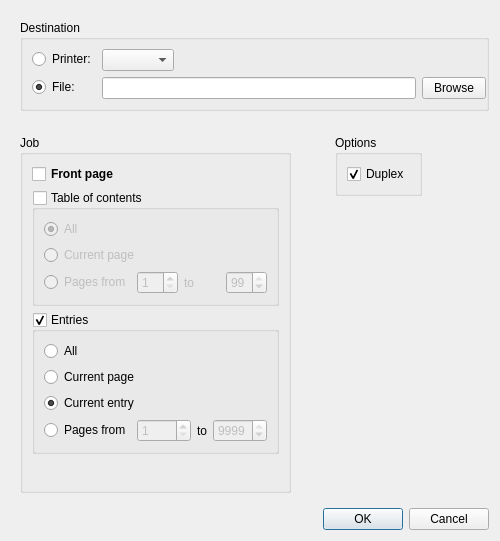
The window that src/Dialogs/PrintDialog.ui (wagenadl/notedeln) describes before a commit, drawn with Qt 5.
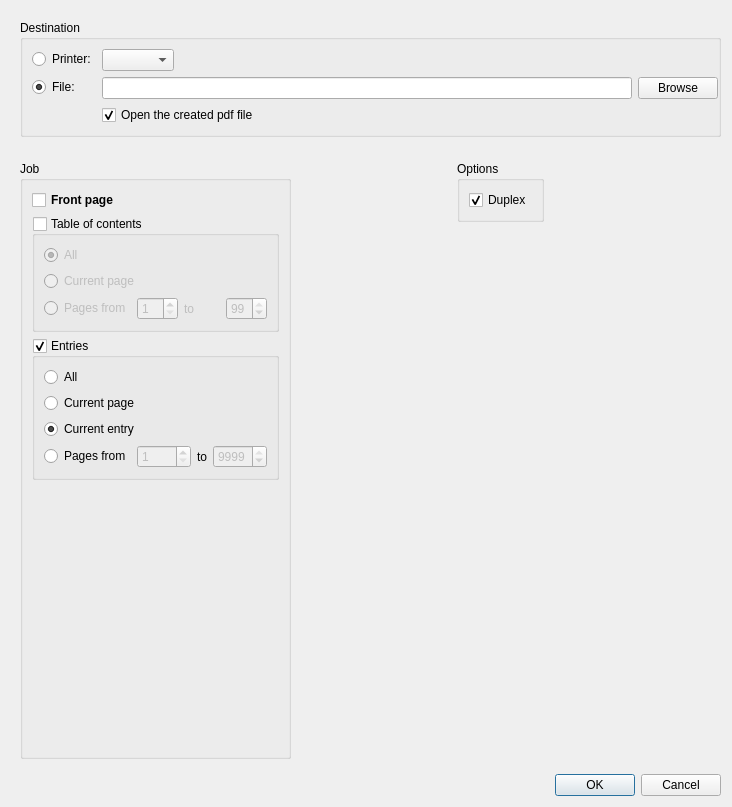
The same window after the commit.

The edit to the form file:
```diff
--- a/src/Dialogs/PrintDialog.ui
+++ b/src/Dialogs/PrintDialog.ui
@@ -6,8 +6,8 @@
    <rect>
     <x>0</x>
     <y>0</y>
-    <width>500</width>
-    <height>541</height>
+    <width>732</width>
+    <height>807</height>
    </rect>
   </property>
   <property name="windowTitle">
@@ -81,14 +81,14 @@
             <item>
              <widget class="QPushButton" name="pBrowse">
               <property name="sizePolicy">
-               <sizepolicy hsizetype="Fixed" vsizetype="Fixed">
+               <sizepolicy hsizetype="Preferred" vsizetype="Preferred">
                 <horstretch>0</horstretch>
                 <verstretch>0</verstretch>
                </sizepolicy>
               </property>
               <property name="maximumSize">
                <size>
-                <width>64</width>
+                <width>16777215</width>
                 <height>16777215</height>
                </size>
               </property>
@@ -117,6 +117,16 @@
            </property>
           </widget>
          </item>
+         <item row="2" column="1">
+          <widget class="QCheckBox" name="pOpenPDF">
+           <property name="text">
+            <string>Open the created pdf file</string>
+           </property>
+           <property name="checked">
+            <bool>true</bool>
+           </property>
+          </widget>
+         </item>
         </layout>
        </widget>
       </item>
```
Left out of the diff: 24 changed lines with no effect on the pictures.
